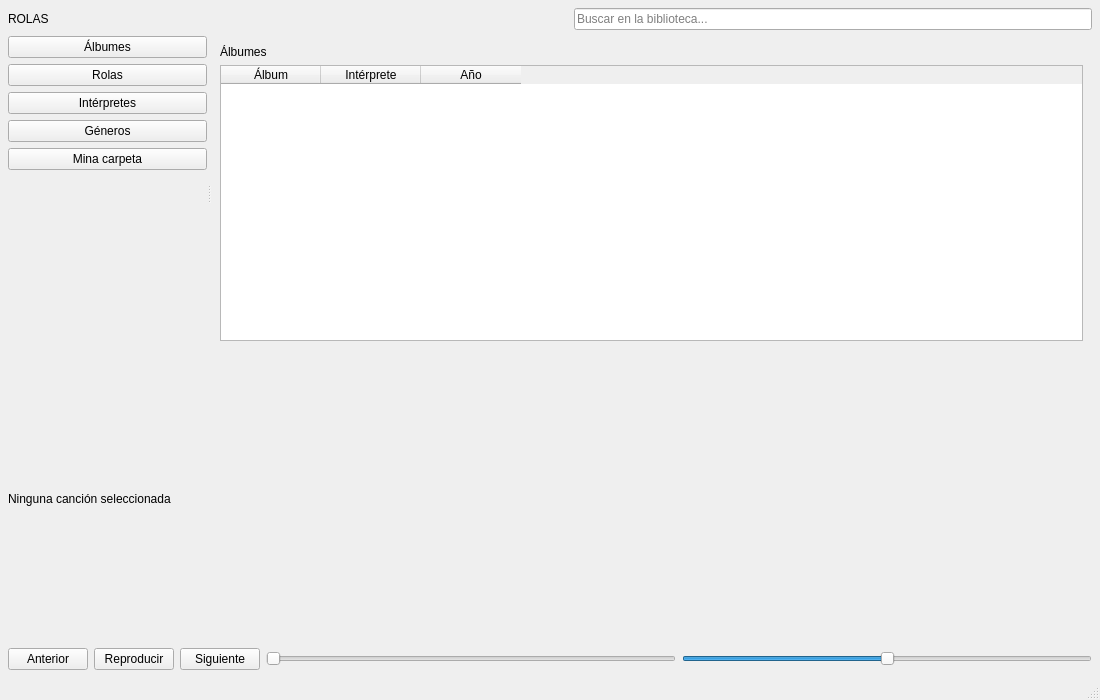
First picture: the form in Interface/Interface/mainwindow.ui, repository JafetFF/Base-de-datos-musical, before the edit.
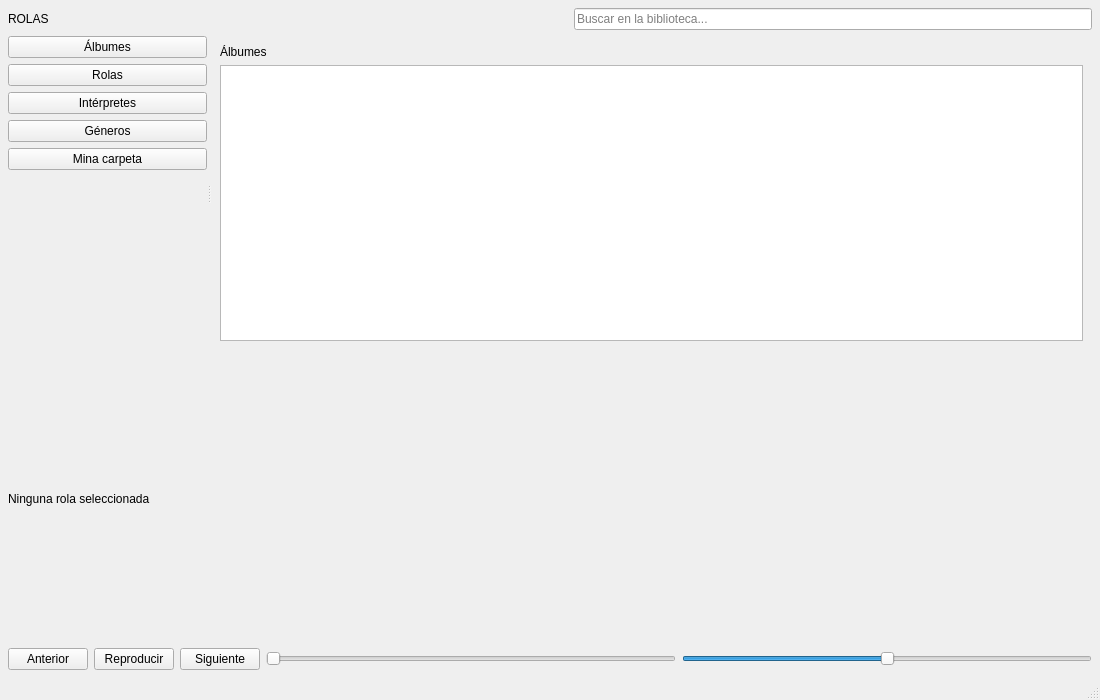
Second picture: the form after the edit.

Diff of the .ui file:
```diff
--- a/Interface/Interface/mainwindow.ui
+++ b/Interface/Interface/mainwindow.ui
@@ -147,22 +147,31 @@
           </widget>
          </item>
          <item>
-          <widget class="QTableWidget" name="albumsTable">
-           <column>
-            <property name="text">
-             <string>Álbum</string>
-            </property>
-           </column>
-           <column>
-            <property name="text">
-             <string>Intérprete</string>
-            </property>
-           </column>
-           <column>
-            <property name="text">
-             <string>Año</string>
-            </property>
-           </column>
+          <widget class="QListWidget" name="albumsListWidget">
+           <property name="iconSize">
+            <size>
+             <width>160</width>
+             <height>160</height>
+            </size>
+           </property>
+           <property name="movement">
+            <enum>QListView::Movement::Static</enum>
+           </property>
+           <property name="resizeMode">
+            <enum>QListView::ResizeMode::Adjust</enum>
+           </property>
+           <property name="spacing">
+            <number>10</number>
+           </property>
+           <property name="gridSize">
+            <size>
+             <width>190</width>
+             <height>220</height>
+            </size>
+           </property>
+           <property name="viewMode">
+            <enum>QListView::ViewMode::IconMode</enum>
+           </property>
           </widget>
          </item>
         </layout>
@@ -307,7 +316,7 @@
       <item>
        <widget class="QLabel" name="currentTrackLabel">
         <property name="text">
-         <string>Ninguna canción seleccionada</string>
+         <string>Ninguna rola seleccionada</string>
         </property>
        </widget>
       </item>
```
